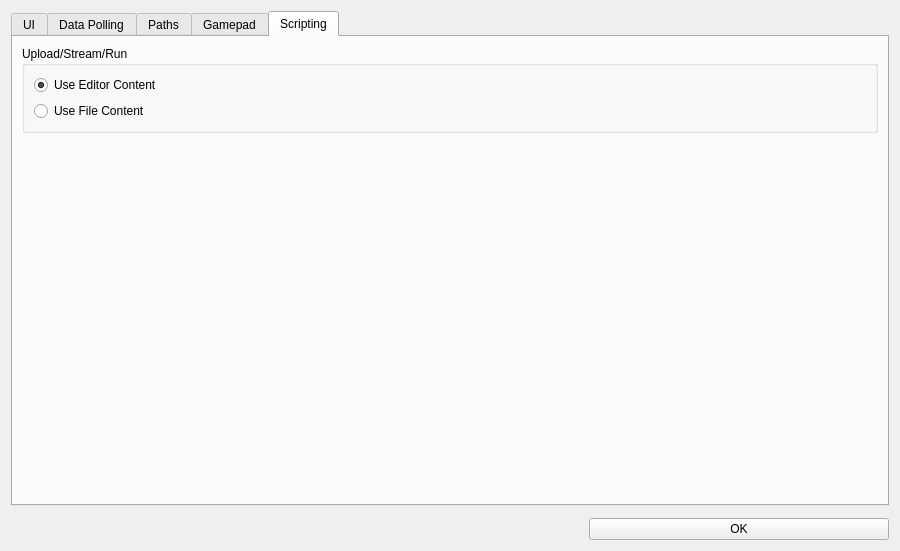
Old version of the form preferences.ui in the repository vedderb/vesc_tool.
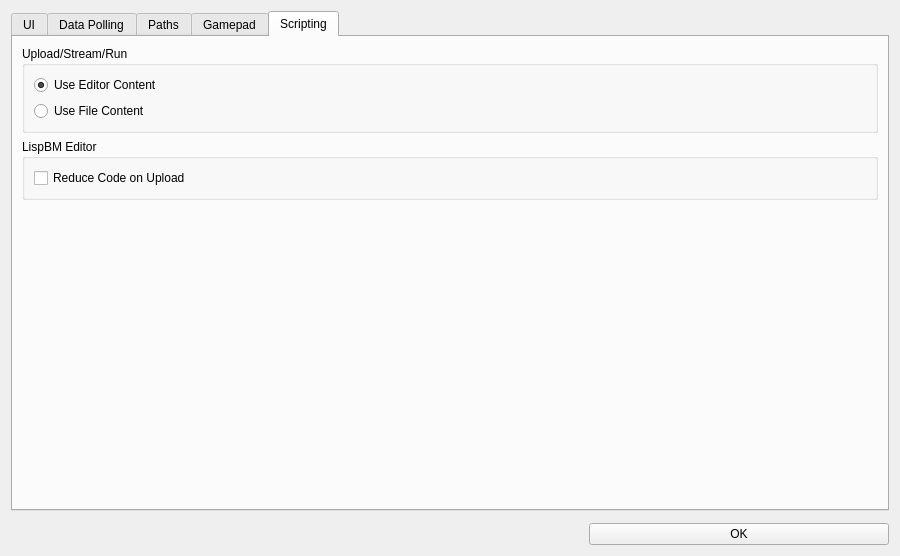
New version of the form. The open tabs and pages were chosen to show the change. Icons and pictures are not drawn. Custom widgets are drawn as their Qt base class.

Commit message: Added option to reduce lisp code size

Diff of the .ui file:
```diff
--- a/preferences.ui
+++ b/preferences.ui
@@ -7,7 +7,7 @@
     <x>0</x>
     <y>0</y>
     <width>900</width>
-    <height>551</height>
+    <height>556</height>
    </rect>
   </property>
   <property name="windowTitle">
@@ -874,7 +874,7 @@
       <attribute name="title">
        <string>Scripting</string>
       </attribute>
-      <layout class="QVBoxLayout" name="verticalLayout_6" stretch="0,1">
+      <layout class="QVBoxLayout" name="verticalLayout_6" stretch="0,0,0">
        <item>
         <widget class="QGroupBox" name="groupBox_3">
          <property name="title">
@@ -907,6 +907,25 @@
          </layout>
         </widget>
        </item>
+       <item>
+        <widget class="QGroupBox" name="groupBox_4">
+         <property name="toolTip">
+          <string>Remove comments, spaces and imports on upload. This saves space, but makes the code less readable when reading it back.</string>
+         </property>
+         <property name="title">
+          <string>LispBM Editor</string>
+         </property>
+         <layout class="QVBoxLayout" name="verticalLayout_7">
+          <item>
+           <widget class="QCheckBox" name="reduceLispBox">
+            <property name="text">
+             <string>Reduce Code on Upload</string>
+            </property>
+           </widget>
+          </item>
+         </layout>
+        </widget>
+       </item>
        <item>
         <spacer name="verticalSpacer_6">
          <property name="orientation">
```
The commit also changes 9 other files.
